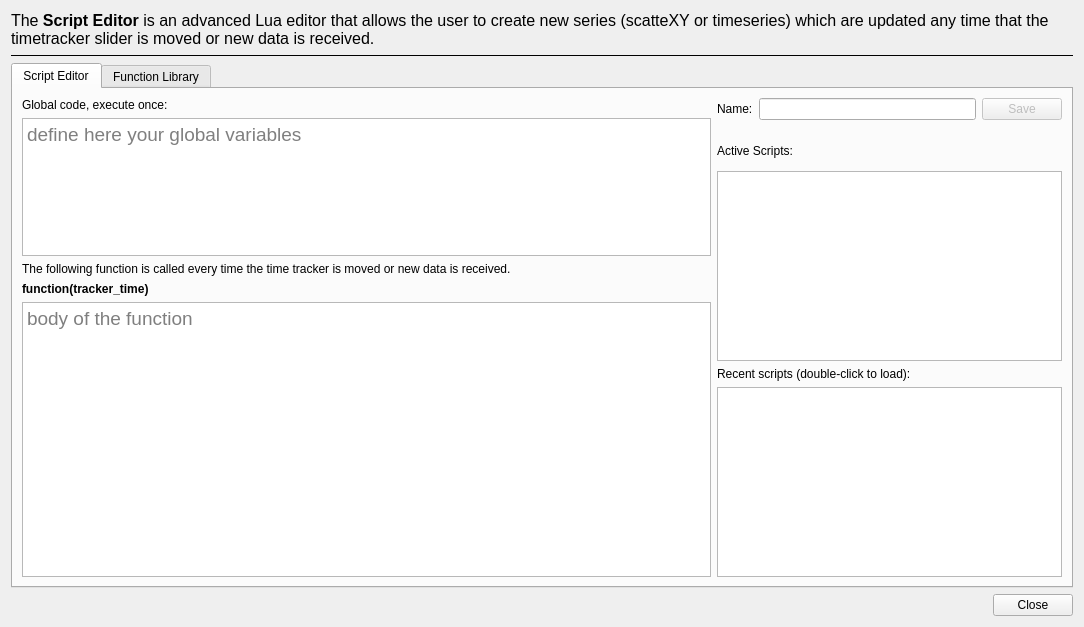
Qt form plotjuggler_plugins/ToolboxLuaEditor/lua_editor.ui (facontidavide/PlotJuggler) before a commit.
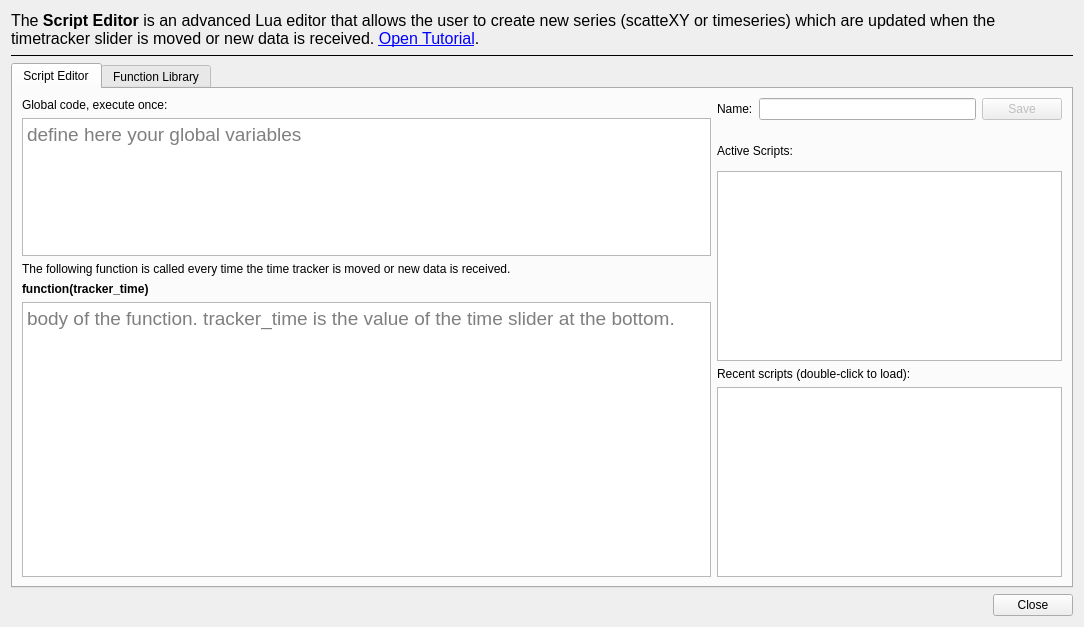
The same form after that commit.

What changed in the file:
```diff
--- a/plotjuggler_plugins/ToolboxLuaEditor/lua_editor.ui
+++ b/plotjuggler_plugins/ToolboxLuaEditor/lua_editor.ui
@@ -22,7 +22,7 @@
       </font>
      </property>
      <property name="text">
-      <string>&lt;html&gt;&lt;head/&gt;&lt;body&gt;&lt;p&gt;The &lt;span style=&quot; font-weight:600;&quot;&gt;Script Editor &lt;/span&gt;is an advanced Lua editor that allows the user to create new series (scatteXY or timeseries) which are updated any time that the timetracker slider is moved or new data is received.&lt;/p&gt;&lt;/body&gt;&lt;/html&gt;</string>
+      <string>&lt;html&gt;&lt;head/&gt;&lt;body&gt;&lt;p&gt;The &lt;span style=&quot; font-weight:600;&quot;&gt;Script Editor &lt;/span&gt;is an advanced Lua editor that allows the user to create new series (scatteXY or timeseries) which are updated when the timetracker slider is moved or new data is received. &lt;a href=&quot;https://slides.com/davidefaconti/plotjuggler-reactive-scripts/fullscreen&quot;&gt;&lt;span style=&quot; text-decoration: underline; color:#0000ff;&quot;&gt;Open Tutorial&lt;/span&gt;&lt;/a&gt;.&lt;/p&gt;&lt;/body&gt;&lt;/html&gt;</string>
      </property>
      <property name="wordWrap">
       <bool>true</bool>
@@ -103,7 +103,7 @@
               </font>
              </property>
              <property name="placeholderText">
-              <string>body of the function</string>
+              <string>body of the function. tracker_time is the value of the time slider at the bottom.</string>
              </property>
             </widget>
            </item>
```
